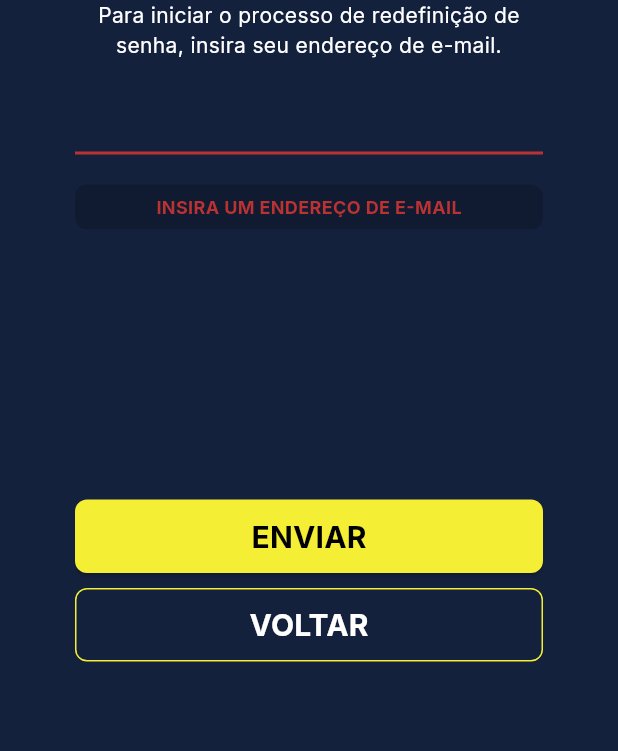
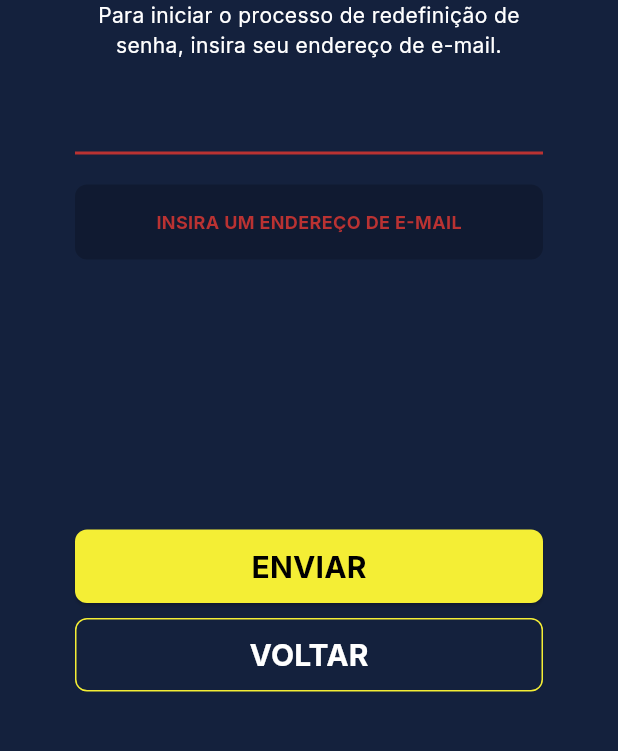
Before and after one commit to Creath-Tech/liga_independente_frontend, a Flutter app: the RecoveryPassPage screen opened directly, after a tap on "ENVIAR", on a phone screen of 412 x 824 dp, the part 315-1066 px from its top. Run offline on Flutter 3.47's test engine with Material 3 defaults, Android fonts, the phone set to English and light mode, and no system bars; our stand-ins replace firebase_auth, firebase_core, fpdart; accounts and stored records are empty.

Commit message:
fix text bug

```diff
--- a/lib/src/widgets/auth_message.dart
+++ b/lib/src/widgets/auth_message.dart
@@ -14,13 +14,14 @@ class AuthMessage extends StatelessWidget {
       required this.visible,
       required this.context,
       required this.color,
-      this.height = 30});
+      this.height = 50});
 
   @override
   Widget build(context) {
     return Visibility(
       visible: visible,
       child: Container(
+        padding: const EdgeInsets.all(8),
         decoration: BoxDecoration(
           borderRadius: BorderRadius.circular(8),
           color: errorboxcolor,
```
